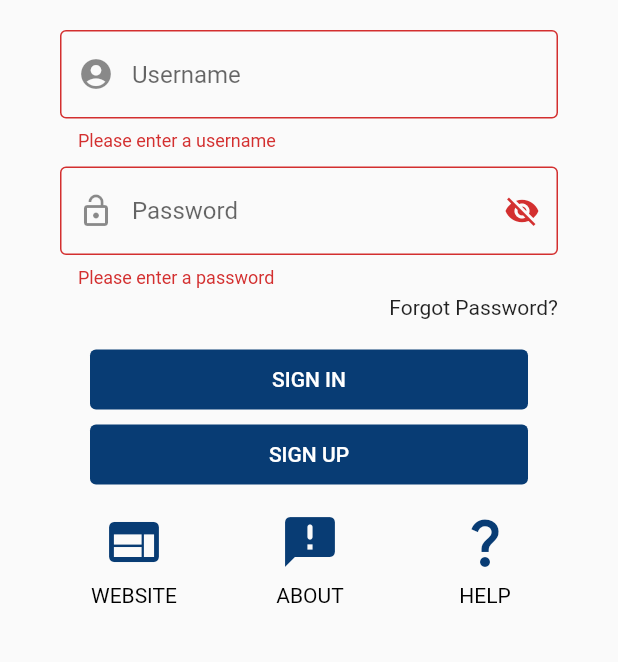
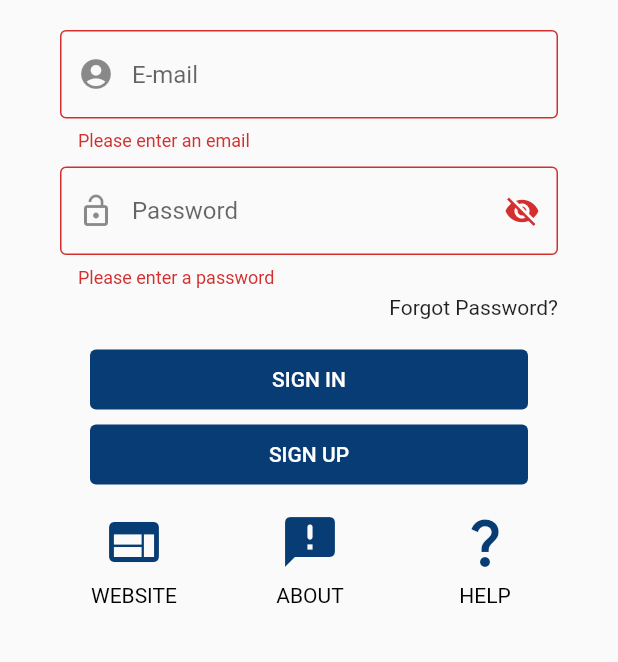
Before and after one commit to What-s-CalU/Front_End, a Flutter app: the screen it shows after launch, after a tap on "SIGN IN", on a phone screen of 412 x 824 dp, the part 360-1022 px from its top. Run offline on Flutter 3.47's test engine with Material 2 defaults, Android fonts, the phone set to English and light mode, and no system bars; our stand-ins replace flutter_local_notifications, syncfusion_flutter_calendar, timezone.

Commit message:
email validation

```diff
--- a/flutter_application/lib/pageUtility/LoginPageUtil.dart
+++ b/flutter_application/lib/pageUtility/LoginPageUtil.dart
@@ -50,12 +50,18 @@ Padding buildUsernameTextFieldPadding(TextEditingController controller) {
       controller: controller,
       decoration: const InputDecoration(
         prefixIcon: Icon(Icons.account_circle),
-        hintText: "Username",
+        hintText: "E-mail",
         border: OutlineInputBorder(),
       ),
       validator: (value) {
         if (value == null || value.isEmpty) {
-          return 'Please enter a username';
+          return 'Please enter an email';
+        }
+        // Email validation
+        String emailPattern = r'^[\w-\.]+@([\w-]+\.)+[\w-]{2,4}$';
+        RegExp emailRegExp = RegExp(emailPattern);
+        if (!emailRegExp.hasMatch(value)) {
+          return 'Please enter a valid email';
         }
         return null;
       },
--- a/flutter_application/lib/provider/eventProvider.dart
+++ b/flutter_application/lib/provider/eventProvider.dart
@@ -118,7 +118,6 @@ class EventProvider extends ChangeNotifier {
     return _categories.firstWhere((category) => category.id == categoryId);
   }
 
-  //user TODO
   final User _user = User(id: null, name: "", checksum: "");
   User get user => _user;
 
```
